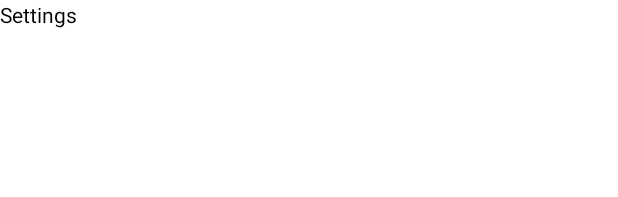
After one commit to K2D2021/K2DMessenger, an Android app: the layout fragment_settings.xml on its own in the app's theme, with its tools: preview values and no code run, on a phone screen of 412 x 824 dp. The commit adds this screen. Shown: the top 197 px of the screen. Run offline under Robolectric (Android 15) with nearby library versions, the phone set to English and light mode, and no system bars.

Commit message:
Add and implement SettingsFragment.kt

```diff
--- /dev/null
+++ b/app/src/main/res/layout/fragment_settings.xml
@@ -0,0 +1,15 @@
+<?xml version="1.0" encoding="utf-8"?>
+<FrameLayout xmlns:android="http://schemas.android.com/apk/res/android"
+    xmlns:tools="http://schemas.android.com/tools"
+    android:layout_width="match_parent"
+    android:layout_height="match_parent"
+    tools:context=".ui.SettingsFragment">
+
+    <TextView
+        android:id="@+id/textView"
+        android:textColor="@color/colorBlack"
+        android:layout_width="wrap_content"
+        android:layout_height="wrap_content"
+        android:text="Settings" />
+
+</FrameLayout>
```
Also changed, not shown: app/src/main/java/ru/k2d/k2dmessenger/MainActivity.kt (+7 -3 lines), app/src/main/java/ru/k2d/k2dmessenger/ui/SettingsFragment.kt (added, +24 -0 lines).
